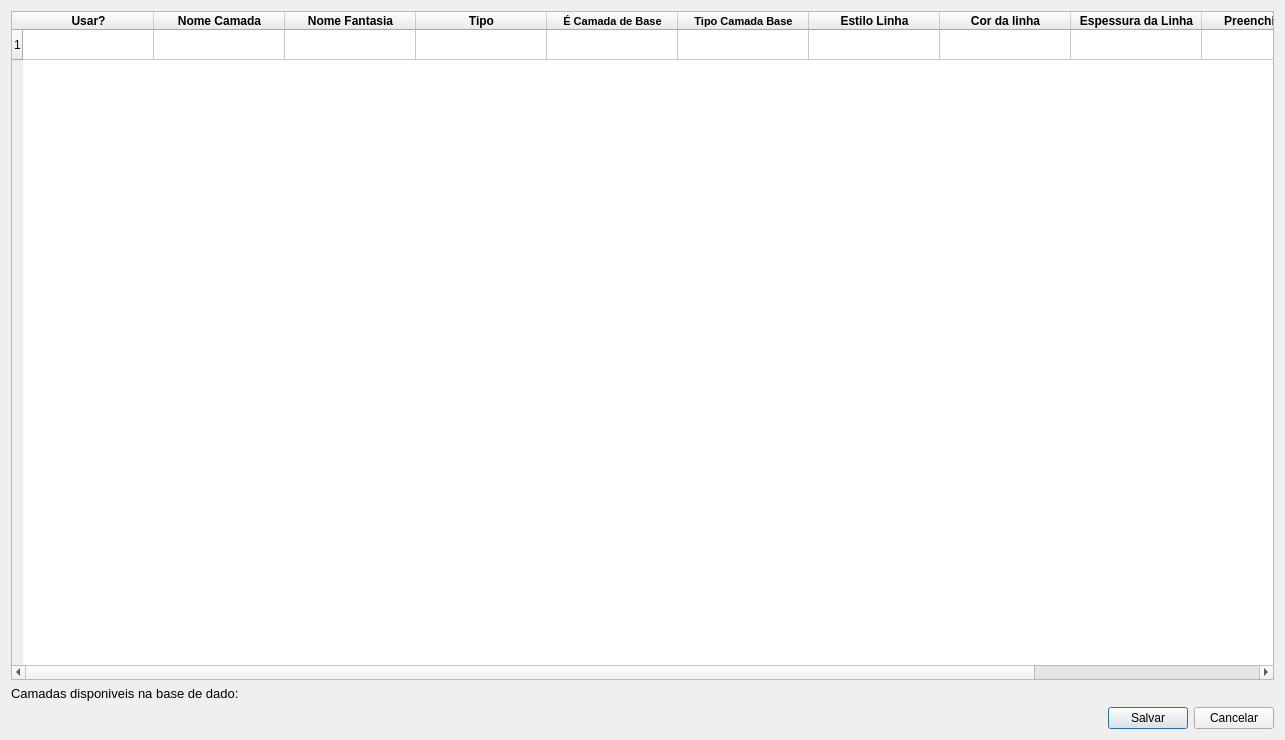
The window that settings/config_layers.ui (spuhub/prisma) describes before a commit, drawn with Qt 5.
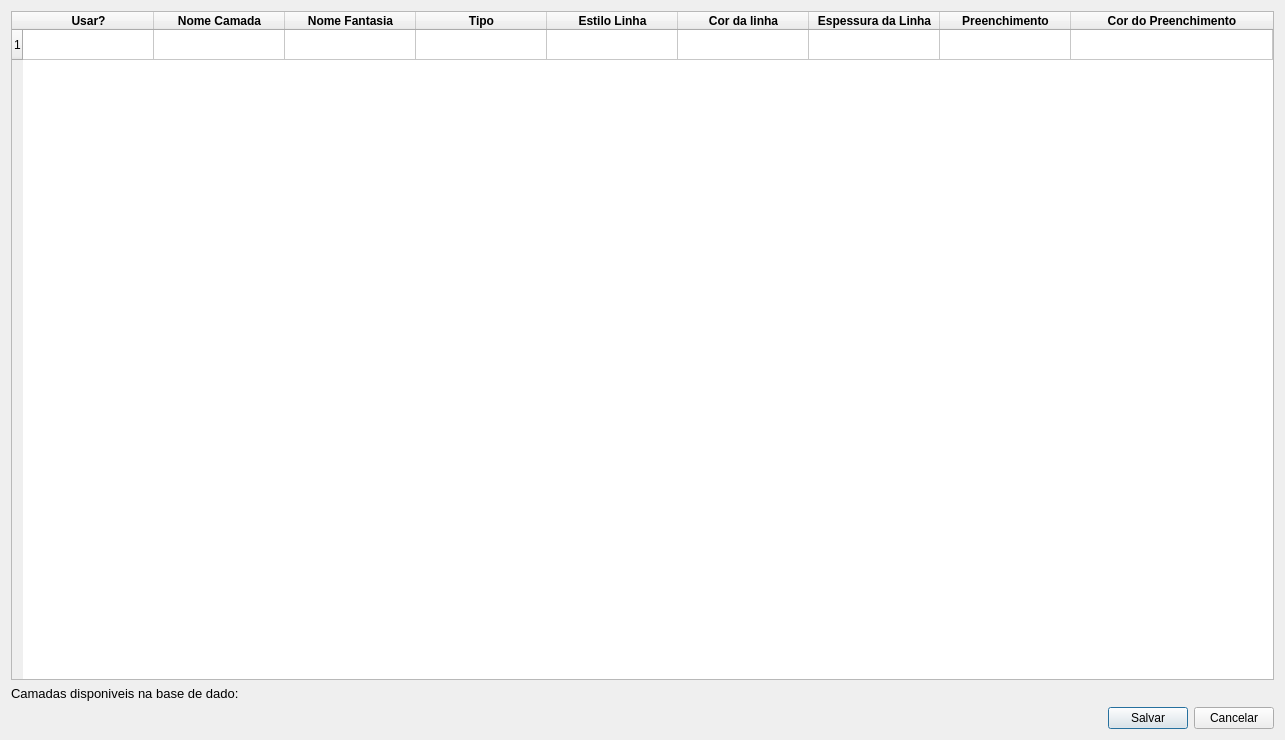
The same window after the commit.

Commit message: impelementação do botão de redeteste de camada

```diff
--- a/settings/config_layers.ui
+++ b/settings/config_layers.ui
@@ -95,30 +95,6 @@
        </font>
       </property>
      </column>
-     <column>
-      <property name="text">
-       <string>É Camada de Base</string>
-      </property>
-      <property name="font">
-       <font>
-        <pointsize>8</pointsize>
-        <weight>75</weight>
-        <bold>true</bold>
-       </font>
-      </property>
-     </column>
-     <column>
-      <property name="text">
-       <string>Tipo Camada Base</string>
-      </property>
-      <property name="font">
-       <font>
-        <pointsize>8</pointsize>
-        <weight>75</weight>
-        <bold>true</bold>
-       </font>
-      </property>
-     </column>
      <column>
       <property name="text">
        <string>Estilo Linha</string>
```
The commit also changes 4 other files.
